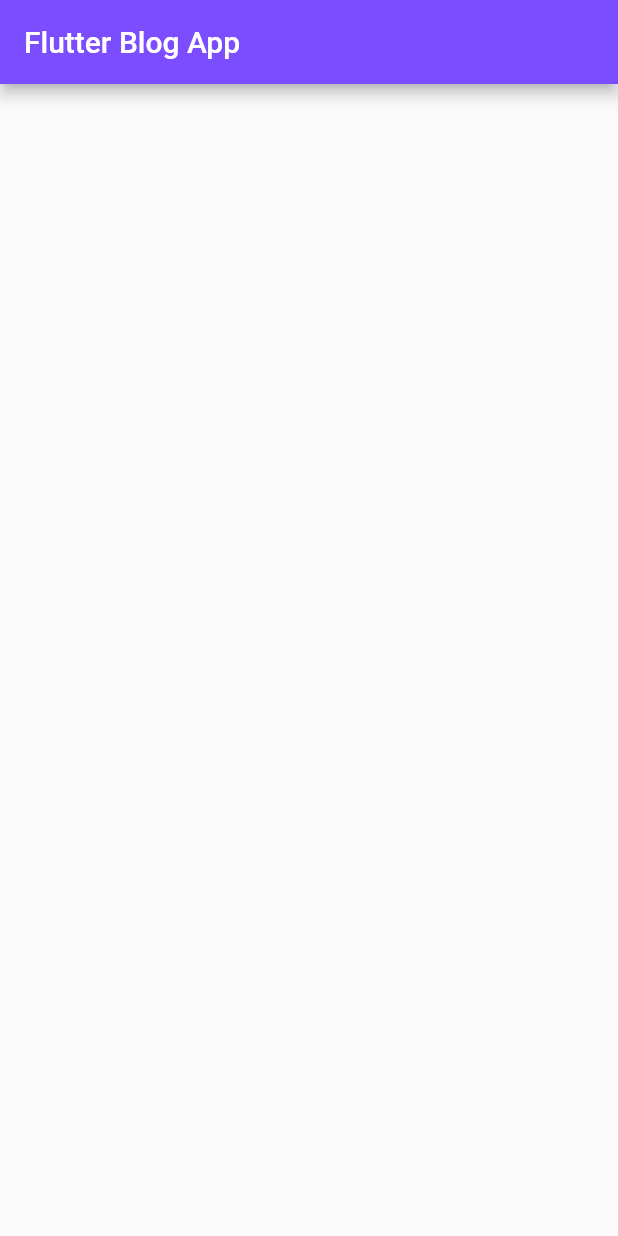
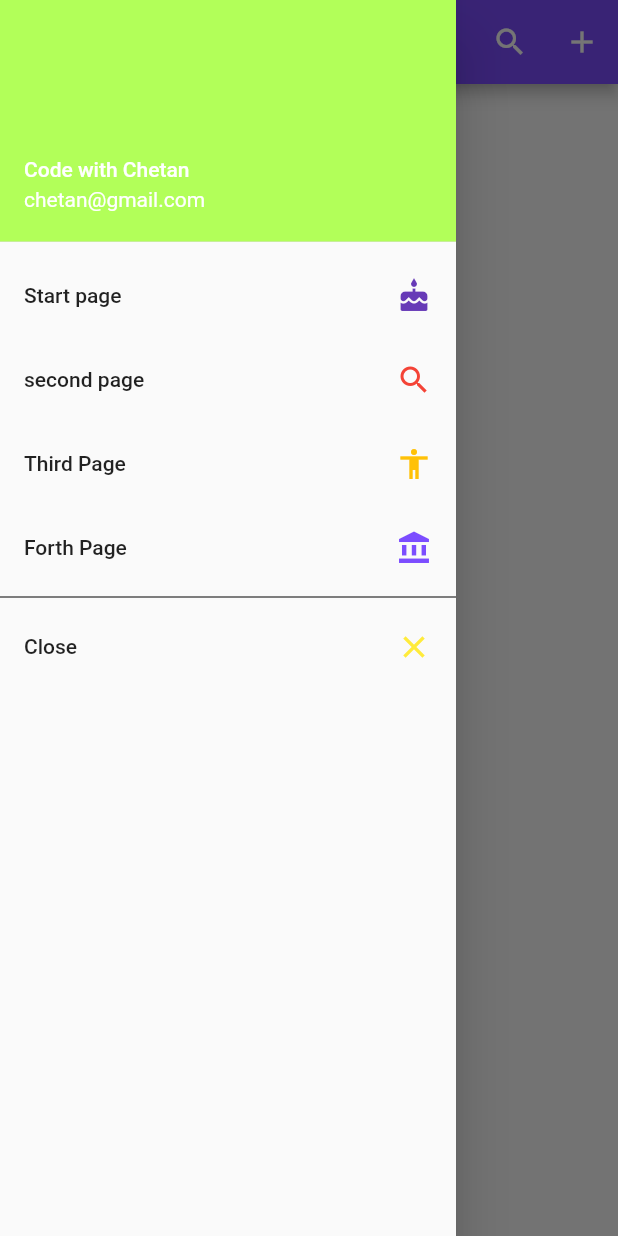
Before and after one commit to ketanbagade/webapp_flutter, a Flutter app: the screen it shows after launch, with the side drawer open (before the commit the screen has no drawer), on a phone screen of 412 x 824 dp. Run offline on Flutter 3.47's test engine with Material 2 defaults, Android fonts, the phone set to English and light mode, and no system bars.

Commit message:
add more componante

```diff
--- a/lib/HomePage.dart
+++ b/lib/HomePage.dart
@@ -15,9 +15,87 @@ class _HomeState extends State<Home> {
 
         title: new Text("Flutter Blog App"),
         backgroundColor: Colors.deepPurpleAccent,
+
+        actions: <Widget>[
+
+          new IconButton(
+              icon: new Icon(Icons.search),
+              onPressed: ()=>debugPrint("SEARCH")
+          ),
+
+          new IconButton(
+              icon: new Icon(Icons.add) ,
+              onPressed: ()=>debugPrint("ADD")
+
+          )
+
+        ],
+
       ) ,
 
+    drawer: new Drawer(
 
+      child: new ListView(
+        children: <Widget>[
+
+          new UserAccountsDrawerHeader(
+
+            accountName: new Text("Code with Chetan "),
+            accountEmail: new Text("chetan@gmail.com"),
+            decoration: new BoxDecoration(
+              color: Colors.lightGreenAccent),
+          ),
+
+          new ListTile(
+            title: new Text("Start page"),
+            trailing: new Icon(Icons.cake,color: Colors.deepPurple ,),
+
+          ),
+
+          new ListTile(
+
+           title: new  Text("second page"),
+           trailing: new Icon(Icons.search,color: Colors.red),
+
+          ),
+
+          new ListTile(
+
+            title: new  Text("Third Page"),
+            trailing: new Icon(Icons.accessibility,color: Colors.amber),
+
+          ),
+          new ListTile(
+
+            title: new  Text("Forth Page"),
+            trailing: new Icon(Icons.account_balance,color: Colors.deepPurpleAccent),
+
+          ),
+
+          new Divider(
+            height: 10.0,
+            color : Colors.black,
+
+          ),
+
+          new ListTile(
+
+            title: new  Text("Close"),
+            trailing: new Icon(Icons.close,color: Colors.yellow),
+            onTap: (){
+
+              Navigator .of(context).pop();
+
+            },
+
+          ),
+
+
+        ],
+
+      ),
+
+    ),
 
     );
   }
```
